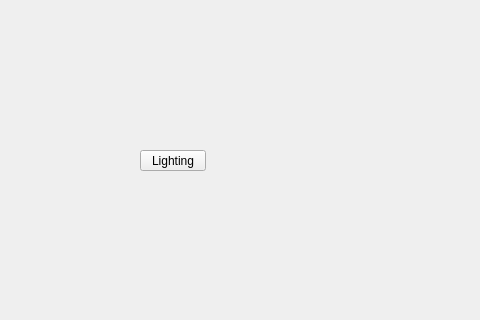
First picture: the form in tentacle/ui/lighting#submenu.ui, repository m3trik/tentacle, before the edit; both pictures show x 120 to 600 and y 130 to 450 of the 600 by 600 pixel window.
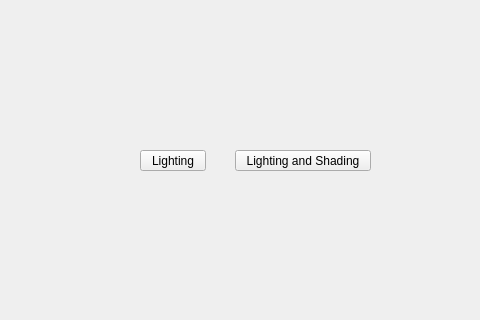
Second picture: the form after the edit.

```diff
--- a/tentacle/ui/lighting#submenu.ui
+++ b/tentacle/ui/lighting#submenu.ui
@@ -84,6 +84,34 @@
      <string>Lighting</string>
     </property>
    </widget>
+   <widget class="QPushButton" name="i027">
+    <property name="geometry">
+     <rect>
+      <x>355</x>
+      <y>280</y>
+      <width>136</width>
+      <height>21</height>
+     </rect>
+    </property>
+    <property name="minimumSize">
+     <size>
+      <width>0</width>
+      <height>21</height>
+     </size>
+    </property>
+    <property name="maximumSize">
+     <size>
+      <width>999</width>
+      <height>21</height>
+     </size>
+    </property>
+    <property name="whatsThis">
+     <string>lighting_shading</string>
+    </property>
+    <property name="text">
+     <string>Lighting and Shading</string>
+    </property>
+   </widget>
   </widget>
  </widget>
  <resources/>
```
